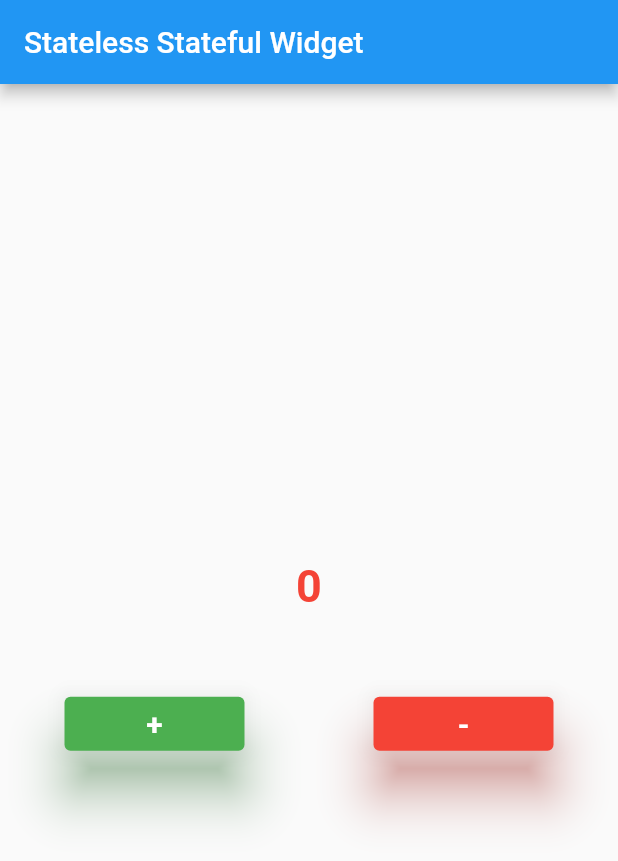
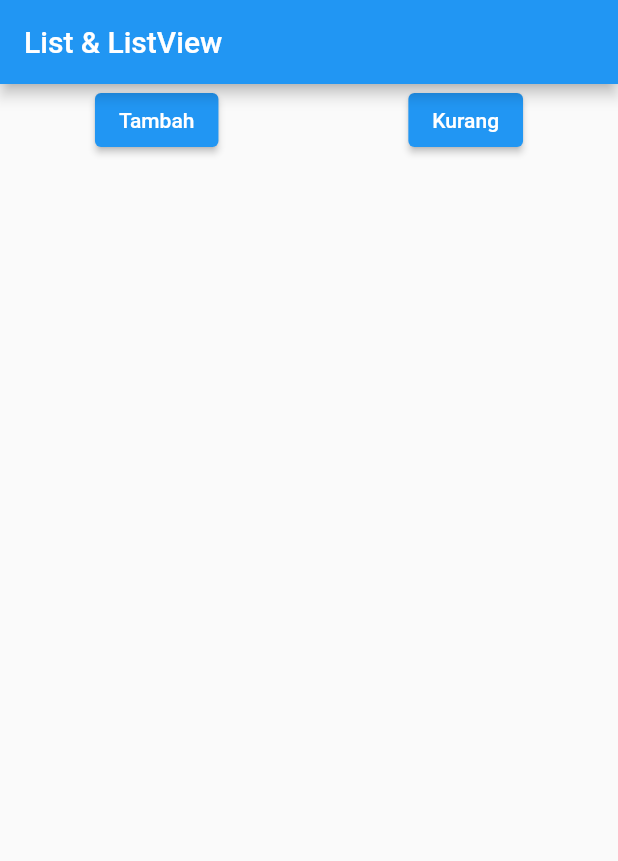
Before and after one commit to adityaramadhani050/belajar-flutter, a Flutter app: the screen it shows after launch, on a phone screen of 412 x 824 dp. Shown: the top 861 px of the screen. Run offline on Flutter 3.47's test engine with Material 2 defaults, Android fonts, the phone set to English and light mode, and no system bars.

Commit message:
List & List View

```diff
--- a/my_tutorial_application/lib/main.dart
+++ b/my_tutorial_application/lib/main.dart
@@ -1,6 +1,5 @@
 import 'package:flutter/cupertino.dart';
 import 'package:flutter/material.dart';
-import 'package:flutter/painting.dart';
 
 void main() {
   runApp(const MyApp());
@@ -20,58 +19,21 @@ class _MyAppState extends State<MyApp> {
   Widget build(BuildContext context) {
     return MaterialApp(
       home: Scaffold(
-        appBar: AppBar(title: const Text('Stateless Stateful Widget')),
-        body: Center(
-          child: Column(
-            mainAxisAlignment: MainAxisAlignment.center,
+        appBar: AppBar(title: const Text('List & ListView')),
+        body: Column(
           children: [
-              Text(
-                counter.toString(),
-                style: TextStyle(
-                  color: (counter == 10)
-                      ? Colors.green
-                      : (counter == 0)
-                          ? Colors.red
-                          : Colors.blue,
-                  fontWeight: FontWeight.bold,
-                  fontSize: 30.0 + (counter * 2),
-                ),
-              ),
-              const SizedBox(
-                height: 50,
-              ),
             Row(
               mainAxisAlignment: MainAxisAlignment.spaceAround,
               children: [
                 ElevatedButton(
-                    style: ButtonStyle(
-                      backgroundColor: MaterialStateProperty.all(Colors.green),
-                      fixedSize: MaterialStateProperty.all(const Size(120, 30)),
-                      elevation: MaterialStateProperty.all(15.0),
-                      shadowColor: MaterialStateProperty.all(Colors.green),
-                    ),
                   onPressed: () {
                     setState(() {
-                        if (counter < 10) {
                       counter++;
-                        }
                     });
                   },
-                    child: const Text(
-                      '+',
-                      style: TextStyle(
-                        fontSize: 20,
-                        fontWeight: FontWeight.bold,
-                      ),
-                    ),
+                  child: const Text('Tambah'),
                 ),
                 ElevatedButton(
-                    style: ButtonStyle(
-                      backgroundColor: MaterialStateProperty.all(Colors.red),
-                      fixedSize: MaterialStateProperty.all(const Size(120, 30)),
-                      elevation: MaterialStateProperty.all(15.0),
-                      shadowColor: MaterialStateProperty.all(Colors.red),
-                    ),
                   onPressed: () {
                     setState(() {
                       if (counter > 0) {
@@ -79,18 +41,22 @@ class _MyAppState extends State<MyApp> {
                       }
                     });
                   },
-                    child: const Text(
-                      '-',
-                      style: TextStyle(
-                        fontSize: 20,
-                        fontWeight: FontWeight.bold,
+                  child: const Text('Kurang'),
                 ),
+              ],
+            ),
+            Expanded(
+              child: ListView.builder(
+                itemCount: counter,
+                itemBuilder: (context, index) {
+                  return Text(
+                    'Data ke-$index',
+                    style: const TextStyle(fontSize: 25),
+                  );
+                },
               ),
             ),
           ],
-              )
-            ],
-          ),
         ),
       ),
     );
```
Lines whose indentation alone changed are shown as unchanged.
